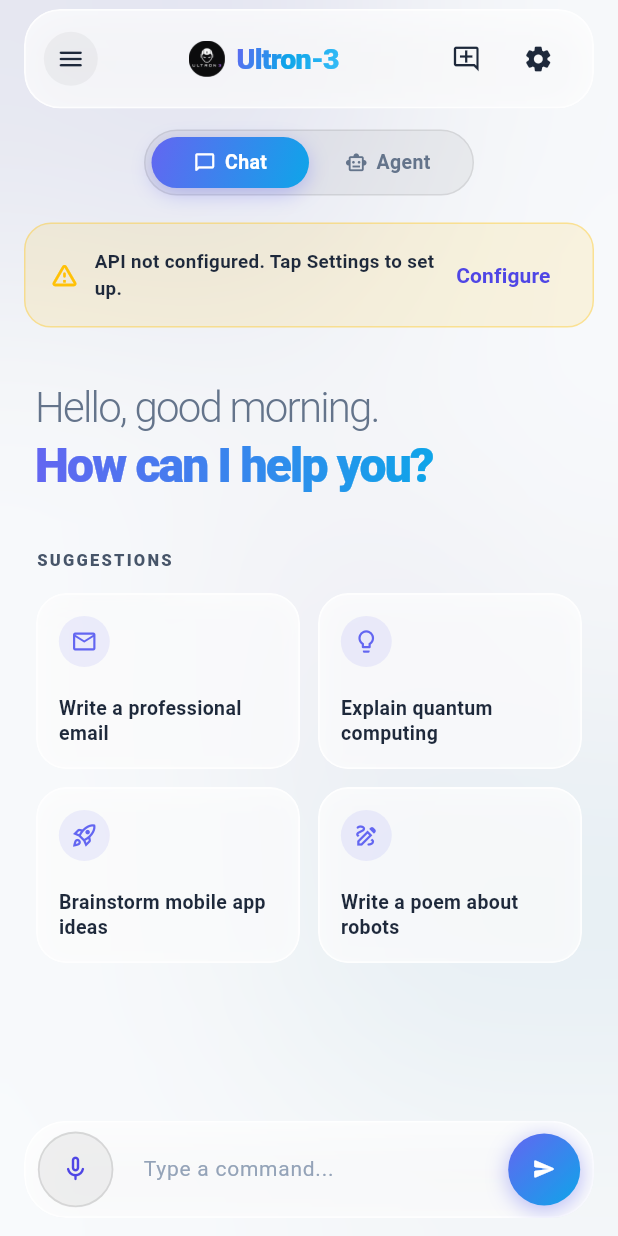
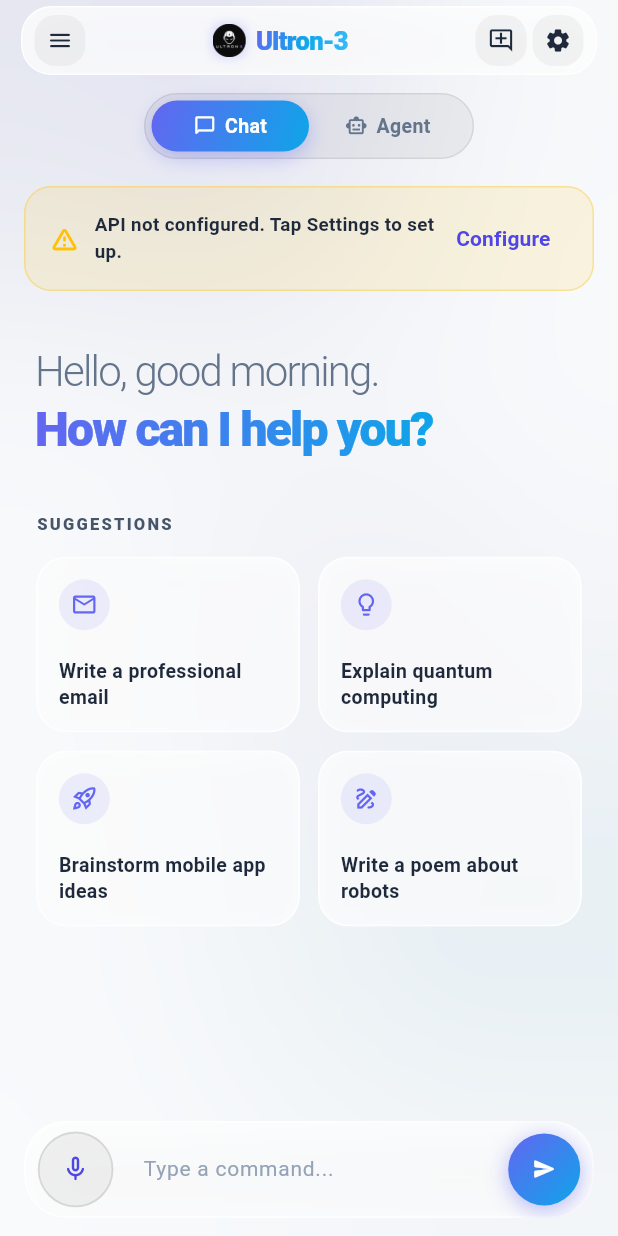
Before and after one commit to GOHANX1234/ultron, a Flutter app: the HomeScreen screen opened directly, on a phone screen of 412 x 824 dp. Run offline on Flutter 3.47's test engine with Material 3 defaults, Android fonts, the phone set to English and light mode, and no system bars; our stand-ins replace flutter_contacts, flutter_local_notifications, flutter_markdown, flutter_tts, permission_handler, shared_preferences and 1 more; missing offline and left inert: android_intent_plus, installed_apps, screen_brightness, shizuku_api, volume_controller; accounts and stored records are empty.

Commit message:
style(header): optimize floating header layout for compact, sleek glass pill design

```diff
--- a/lib/screens/home_screen.dart
+++ b/lib/screens/home_screen.dart
@@ -539,32 +539,32 @@ class _HomeScreenState extends State<HomeScreen> with WidgetsBindingObserver {
     return SafeArea(
       bottom: false,
       child: Container(
-        margin: const EdgeInsets.symmetric(horizontal: 16, vertical: 6),
+        margin: const EdgeInsets.symmetric(horizontal: 14, vertical: 4),
         child: ClipRRect(
-          borderRadius: BorderRadius.circular(24),
+          borderRadius: BorderRadius.circular(20),
           child: BackdropFilter(
-            filter: ImageFilter.blur(sigmaX: 25, sigmaY: 25),
+            filter: ImageFilter.blur(sigmaX: 20, sigmaY: 20),
             child: Container(
-              padding: const EdgeInsets.symmetric(horizontal: 12, vertical: 8),
+              padding: const EdgeInsets.symmetric(horizontal: 8, vertical: 5),
               decoration: BoxDecoration(
                 color: isDark
-                    ? Colors.white.withValues(alpha: 0.07)
-                    : Colors.white.withValues(alpha: 0.70),
-                borderRadius: BorderRadius.circular(24),
+                    ? Colors.white.withValues(alpha: 0.08)
+                    : Colors.white.withValues(alpha: 0.75),
+                borderRadius: BorderRadius.circular(20),
                 border: Border.all(
                   color: isDark
                       ? Colors.white.withValues(alpha: 0.14)
-                      : Colors.white.withValues(alpha: 0.80),
-                  width: 1.2,
+                      : Colors.white.withValues(alpha: 0.85),
+                  width: 1.0,
                 ),
                 boxShadow: [
                   BoxShadow(
                     color: isDark
-                        ? Colors.black.withValues(alpha: 0.3)
-                        : const Color(0x0F0F172A),
-                    blurRadius: 20,
+                        ? Colors.black.withValues(alpha: 0.25)
+                        : const Color(0x0C0F172A),
+                    blurRadius: 16,
                     spreadRadius: -2,
-                    offset: const Offset(0, 6),
+                    offset: const Offset(0, 4),
                   ),
                 ],
               ),
@@ -572,26 +572,11 @@ class _HomeScreenState extends State<HomeScreen> with WidgetsBindingObserver {
                 children: [
                   // Menu drawer trigger button
                   Builder(
-                    builder: (btnContext) => Material(
-                      color: Colors.transparent,
-                      child: InkWell(
-                        onTap: () => Scaffold.of(btnContext).openDrawer(),
-                        borderRadius: BorderRadius.circular(16),
-                        child: Container(
-                          padding: const EdgeInsets.all(8),
-                          decoration: BoxDecoration(
-                            color: isDark
-                                ? Colors.white.withValues(alpha: 0.08)
-                                : Colors.black.withValues(alpha: 0.04),
-                            shape: BoxShape.circle,
-                          ),
-                          child: Icon(
-                            Icons.menu_rounded,
-                            size: 20,
-                            color: isDark ? Colors.white : const Color(0xFF1E293B),
-                          ),
-                        ),
-                      ),
+                    builder: (btnContext) => _buildHeaderIconButton(
+                      icon: Icons.menu_rounded,
+                      tooltip: 'Menu',
+                      isDark: isDark,
+                      onPressed: () => Scaffold.of(btnContext).openDrawer(),
                     ),
                   ),
                   const Spacer(),
@@ -599,16 +584,30 @@ class _HomeScreenState extends State<HomeScreen> with WidgetsBindingObserver {
                   Row(
                     mainAxisSize: MainAxisSize.min,
                     children: [
-                      ClipRRect(
-                        borderRadius: BorderRadius.circular(7),
-                        child: Image.asset(
-                          'assets/app-logo.png',
-                          width: 24,
-                          height: 24,
-                          fit: BoxFit.cover,
+                      Container(
+                        width: 22,
+                        height: 22,
+                        decoration: BoxDecoration(
+                          borderRadius: BorderRadius.circular(6),
+                          boxShadow: [
+                            BoxShadow(
+                              color: const Color(0xFF6366F1).withValues(alpha: 0.25),
+                              blurRadius: 6,
+                              spreadRadius: 0,
+                            ),
+                          ],
+                        ),
+                        child: ClipRRect(
+                          borderRadius: BorderRadius.circular(6),
+                          child: Image.asset(
+                            'assets/app-logo.png',
+                            width: 22,
+                            height: 22,
+                            fit: BoxFit.cover,
+                          ),
                         ),
                       ),
-                      const SizedBox(width: 8),
+                      const SizedBox(width: 7),
                       ShaderMask(
                         shaderCallback: (bounds) => const LinearGradient(
                           colors: [Color(0xFF6366F1), Color(0xFF0EA5E9), Color(0xFF38BDF8)],
@@ -618,9 +617,9 @@ class _HomeScreenState extends State<HomeScreen> with WidgetsBindingObserver {
                         child: const Text(
                           'Ultron-3',
                           style: TextStyle(
-                            fontSize: 19,
-                            fontWeight: FontWeight.w900,
-                            letterSpacing: -0.5,
+                            fontSize: 17,
+                            fontWeight: FontWeight.w800,
+                            letterSpacing: -0.4,
                             color: Colors.white,
                           ),
                         ),
@@ -629,22 +628,18 @@ class _HomeScreenState extends State<HomeScreen> with WidgetsBindingObserver {
                   ),
                   const Spacer(),
                   // New Chat Action
-                  IconButton(
-                    icon: Icon(
-                      Icons.add_comment_outlined,
-                      size: 20,
-                      color: isDark ? Colors.white : const Color(0xFF1E293B),
-                    ),
+                  _buildHeaderIconButton(
+                    icon: Icons.add_comment_outlined,
                     tooltip: 'New Chat',
+                    isDark: isDark,
                     onPressed: _isLoading ? null : _startNewChat,
                   ),
+                  const SizedBox(width: 4),
                   // Settings Action
-                  IconButton(
-                    icon: Icon(
-                      Icons.settings_rounded,
-                      size: 20,
-                      color: isDark ? Colors.white : const Color(0xFF1E293B),
-                    ),
+                  _buildHeaderIconButton(
+                    icon: Icons.settings_rounded,
+                    tooltip: 'Settings',
+                    isDark: isDark,
                     onPressed: () async {
                       await Navigator.push(
                         context,
@@ -663,6 +658,41 @@ class _HomeScreenState extends State<HomeScreen> with WidgetsBindingObserver {
                   ),
                 ],
               ),
+            ),
+          ),
+        ),
+      ),
+    );
+  }
+
+  Widget _buildHeaderIconButton({
+    required IconData icon,
+    required String tooltip,
+    required bool isDark,
+    required VoidCallback? onPressed,
+  }) {
+    return Material(
+      color: Colors.transparent,
+      child: InkWell(
+        onTap: onPressed,
+        borderRadius: BorderRadius.circular(14),
+        child: Tooltip(
+          message: tooltip,
+          child: Container(
+            width: 34,
+            height: 34,
+            decoration: BoxDecoration(
+              color: isDark
+                  ? Colors.white.withValues(alpha: 0.07)
+                  : Colors.black.withValues(alpha: 0.04),
+              borderRadius: BorderRadius.circular(14),
+            ),
+            child: Icon(
+              icon,
+              size: 18,
+              color: isDark
+                  ? (onPressed == null ? Colors.white30 : Colors.white)
+                  : (onPressed == null ? Colors.black26 : const Color(0xFF1E293B)),
             ),
           ),
         ),
```
